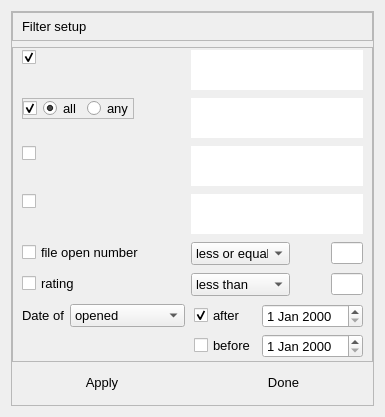
Before: the Qt Designer form src/widgets/set_filter.ui in Michal-D4/fileo, drawn with Qt 5.
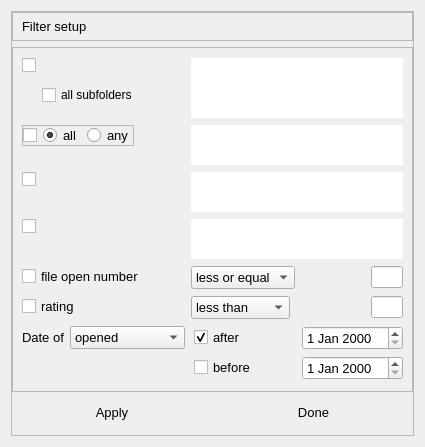
After: the same form once the commit is applied.

Commit message: moving filter dialog

```diff
--- a/src/widgets/set_filter.ui
+++ b/src/widgets/set_filter.ui
@@ -6,8 +6,8 @@
    <rect>
     <x>0</x>
     <y>0</y>
-    <width>372</width>
-    <height>417</height>
+    <width>425</width>
+    <height>447</height>
    </rect>
   </property>
   <property name="windowTitle">
@@ -77,19 +77,12 @@
          <enum>QFrame::Raised</enum>
         </property>
         <layout class="QFormLayout" name="formLayout">
-         <property name="leftMargin">
-          <number>9</number>
-         </property>
-         <property name="topMargin">
-          <number>0</number>
-         </property>
-         <property name="rightMargin">
-          <number>9</number>
-         </property>
-         <property name="bottomMargin">
-          <number>0</number>
-         </property>
          <item row="0" column="0">
+          <layout class="QVBoxLayout" name="verticalLayout_4">
+           <property name="spacing">
+            <number>0</number>
+           </property>
+           <item>
           <widget class="QCheckBox" name="selected_dir">
            <property name="font">
             <font>
@@ -100,16 +93,42 @@
             </font>
            </property>
            <property name="checked">
-            <bool>true</bool>
-           </property>
-          </widget>
+              <bool>false</bool>
+             </property>
+            </widget>
+           </item>
+           <item>
+            <layout class="QHBoxLayout" name="horizontalLayout_8">
+             <item>
+              <spacer name="verticalSpacer">
+               <property name="orientation">
+                <enum>Qt::Vertical</enum>
+               </property>
+               <property name="sizeHint" stdset="0">
+                <size>
+                 <width>20</width>
+                 <height>40</height>
+                </size>
+               </property>
+              </spacer>
+             </item>
+             <item>
+              <widget class="QCheckBox" name="subDirs">
+               <property name="text">
+                <string>all subfolders</string>
+               </property>
+              </widget>
+             </item>
+            </layout>
+           </item>
+          </layout>
          </item>
          <item row="0" column="1">
           <widget class="QPlainTextEdit" name="dir_list">
            <property name="maximumSize">
             <size>
              <width>16777215</width>
-             <height>40</height>
+             <height>60</height>
             </size>
            </property>
            <property name="frameShape">
@@ -164,7 +183,7 @@
                </font>
               </property>
               <property name="checked">
-               <bool>true</bool>
+               <bool>false</bool>
               </property>
              </widget>
             </item>
@@ -221,7 +240,7 @@
            </property>
           </widget>
          </item>
-         <item row="2" column="0">
+         <item row="3" column="0">
           <widget class="QCheckBox" name="selected_ext">
            <property name="font">
             <font>
@@ -233,7 +252,7 @@
            </property>
           </widget>
          </item>
-         <item row="2" column="1">
+         <item row="3" column="1">
           <widget class="QPlainTextEdit" name="ext_list">
            <property name="maximumSize">
             <size>
@@ -252,7 +271,7 @@
            </property>
           </widget>
          </item>
-         <item row="3" column="0">
+         <item row="4" column="0">
           <widget class="QCheckBox" name="selected_author">
            <property name="font">
             <font>
@@ -264,7 +283,7 @@
            </property>
           </widget>
          </item>
-         <item row="3" column="1">
+         <item row="4" column="1">
           <widget class="QPlainTextEdit" name="author_list">
            <property name="maximumSize">
             <size>
@@ -283,7 +302,7 @@
            </property>
           </widget>
          </item>
-         <item row="4" column="0">
+         <item row="5" column="0">
           <widget class="QCheckBox" name="open_sel">
            <property name="font">
             <font>
@@ -295,7 +314,7 @@
            </property>
           </widget>
          </item>
-         <item row="4" column="1">
+         <item row="5" column="1">
           <layout class="QHBoxLayout" name="horizontalLayout">
            <item>
             <widget class="QComboBox" name="open_cond">
@@ -362,7 +381,7 @@
            </item>
           </layout>
          </item>
-         <item row="5" column="0">
+         <item row="6" column="0">
           <widget class="QCheckBox" name="rating_sel">
            <property name="font">
             <font>
@@ -374,7 +393,7 @@
            </property>
           </widget>
          </item>
-         <item row="5" column="1">
+         <item row="6" column="1">
           <layout class="QHBoxLayout" name="horizontalLayout_2">
            <item>
             <widget class="QComboBox" name="rating_cond">
@@ -446,7 +465,7 @@
            </item>
           </layout>
          </item>
-         <item row="6" column="0">
+         <item row="7" column="0">
           <layout class="QHBoxLayout" name="horizontalLayout_3">
            <item>
             <widget class="QLabel" name="label_2">
@@ -491,7 +510,7 @@
            </item>
           </layout>
          </item>
-         <item row="6" column="1">
+         <item row="7" column="1">
           <layout class="QVBoxLayout" name="verticalLayout_2">
            <item>
             <layout class="QHBoxLayout" name="horizontalLayout_4">
```
Lines whose indentation alone changed are shown as unchanged. The commit also changes 3 other files.
